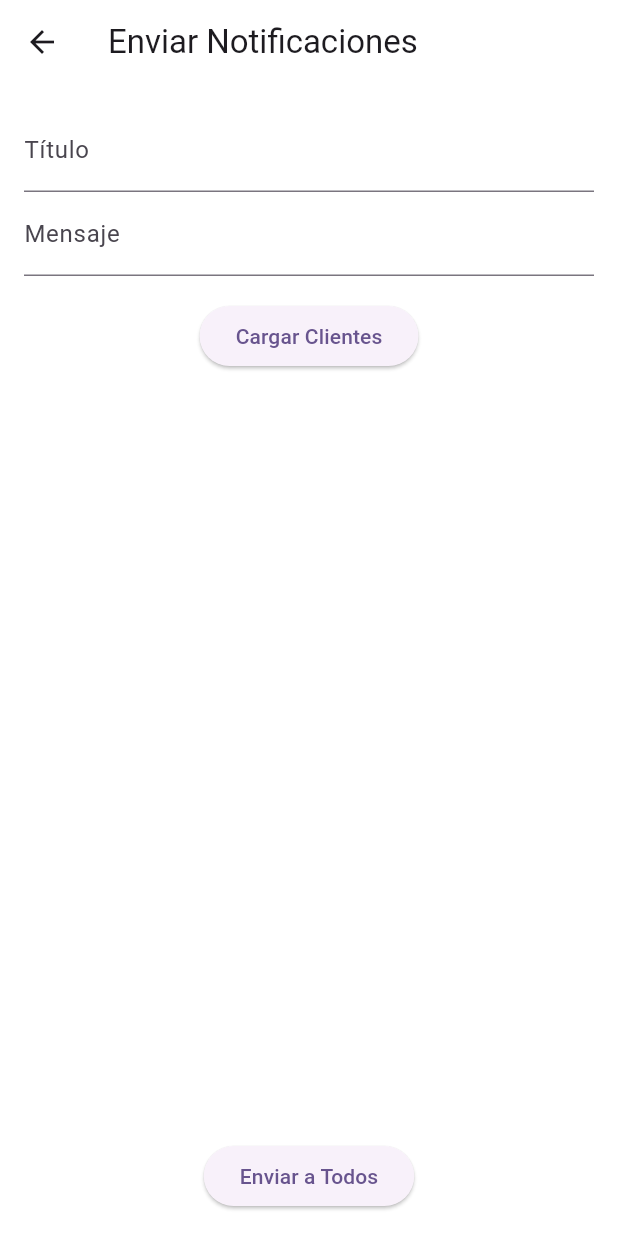
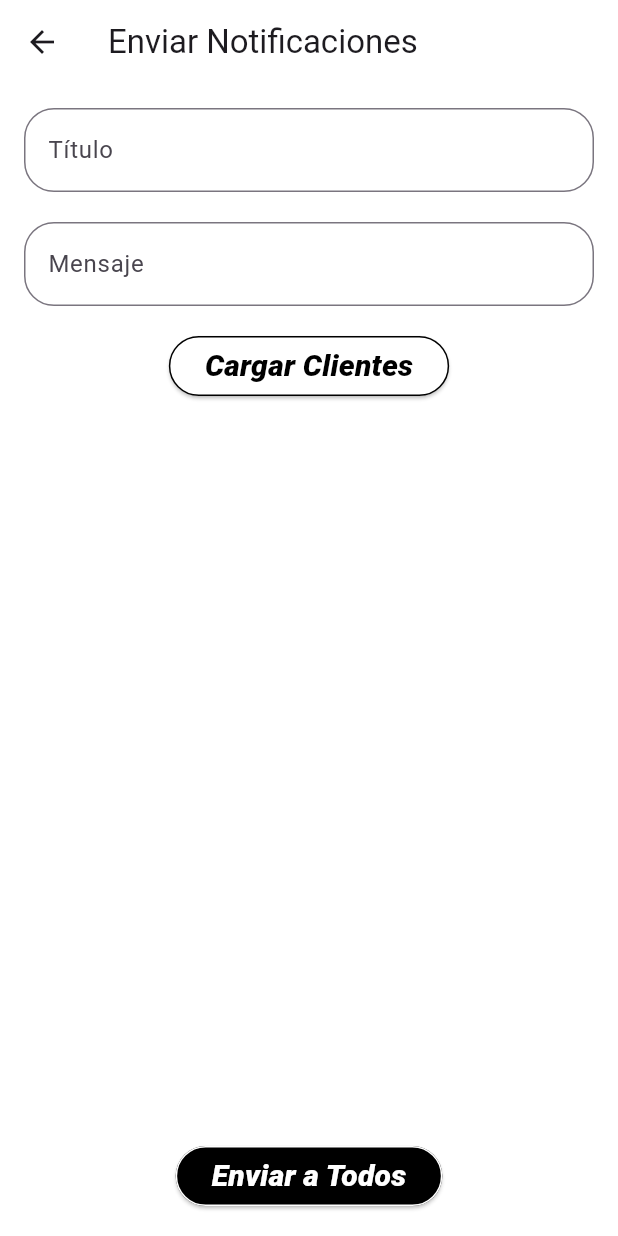
Before and after one commit to YordiColina/FiaoExpressApp, a Flutter app: the NotificationScreen screen opened directly, on a phone screen of 412 x 824 dp. Run offline on Flutter 3.47's test engine with Material 3 defaults, Android fonts, the light colour scheme and no system bars; our stand-ins replace another_flushbar, cloud_firestore, equatable, firebase_auth, firebase_core, firebase_messaging and 3 more; accounts and stored records are empty; Roboto replaces fonts that are missing (Dorgan); project files that could hold a hidden picture were left out.

Commit message:
functional notifications

```diff
--- a/login/lib/login_sreens/notifications_admin.dart
+++ b/login/lib/login_sreens/notifications_admin.dart
@@ -85,16 +85,38 @@ class _NotificationScreenState extends State<NotificationScreen> {
           children: [
             TextField(
               controller: _titleController,
-              decoration: const InputDecoration(labelText: 'Título'),
+              decoration: InputDecoration(labelText: 'Título',
+                border: OutlineInputBorder(
+                  borderSide: const BorderSide(color: Colors.black),
+                  borderRadius: BorderRadius.circular(20)
+                ) ),
+            ),
+            const SizedBox(
+              height: 20,
             ),
             TextField(
               controller: _bodyController,
-              decoration: const InputDecoration(labelText: 'Mensaje'),
+              decoration: InputDecoration(labelText: 'Mensaje',
+              border: OutlineInputBorder(
+                  borderSide: const BorderSide(color: Colors.black),
+                borderRadius: BorderRadius.circular(20)
+            )
+              ),
             ),
             const SizedBox(height: 16),
             ElevatedButton(
+              style: ElevatedButton.styleFrom(
+                  backgroundColor: Colors.white,
+                  side: const BorderSide(color: Colors.black)
+              ),
               onPressed: _loadClients,
-              child: const Text('Cargar Clientes'),
+              child: const Text('Cargar Clientes', style: TextStyle(
+                color: Colors.black,
+                fontFamily: 'Dorgan',
+                fontSize: 20,
+                fontStyle: FontStyle.italic,
+                fontWeight: FontWeight.w800,
+              ),),
             ),
             _loading
                 ? const CircularProgressIndicator()
@@ -103,22 +125,60 @@ class _NotificationScreenState extends State<NotificationScreen> {
                 itemCount: _clients.length,
                 itemBuilder: (context, index) {
                   final client = _clients[index];
-                  return ListTile(
-                    title: Text(client['nombre']),
-                    subtitle: Text('cédula: ${client['id']}'),
-                    trailing: IconButton(
-                      icon: const Icon(Icons.send),
-                      onPressed: () =>
-                          _sendNotificationToClient(client['fcm']),
-                    ),
+                  return Column(
+                    children: [
+                      const SizedBox(
+                        height: 10,
+                      ),
+                      Container(
+                        decoration: BoxDecoration(
+                          border: Border.all(color: Colors.black),
+                          borderRadius: BorderRadius.circular(20)
+                        ),
+                        child: ListTile(
+                          title: Text(client['nombre'], style: const TextStyle(
+                            color: Colors.black,
+                            fontFamily: 'Dorgan',
+                            fontSize: 20,
+                            fontStyle: FontStyle.italic,
+                            fontWeight: FontWeight.w800,
+                          ),),
+                          subtitle: Text('cédula: ${client['id']}',style: const TextStyle(
+                            color: Colors.black,
+                            fontFamily: 'Dorgan',
+                            fontSize: 20,
+                            fontStyle: FontStyle.italic,
+                            fontWeight: FontWeight.w800,
+                          ),),
+                          trailing: IconButton(
+                            icon: const Icon(Icons.send),
+                            onPressed: () =>
+                                _sendNotificationToClient(client['fcm']),
+                          ),
+                        ),
+                      ),
+                      const SizedBox(
+                        height: 10,
+                      ),
+                    ],
                   );
                 },
               ),
             ),
             const SizedBox(height: 16),
             ElevatedButton(
+              style: ElevatedButton.styleFrom(
+                  backgroundColor: Colors.black,
+                  side: const BorderSide(color: Colors.white)
+              ),
               onPressed: _sendNotificationToAll,
-              child: const Text('Enviar a Todos'),
+              child: const Text('Enviar a Todos', style:  TextStyle(
+                color: Colors.white,
+                fontFamily: 'Dorgan',
+                fontSize: 20,
+                fontStyle: FontStyle.italic,
+                fontWeight: FontWeight.w800,
+              ),),
             ),
           ],
         ),
```
